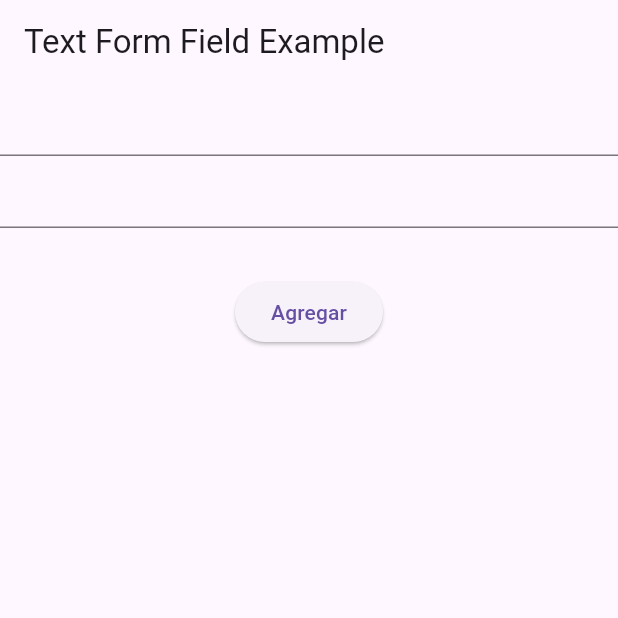
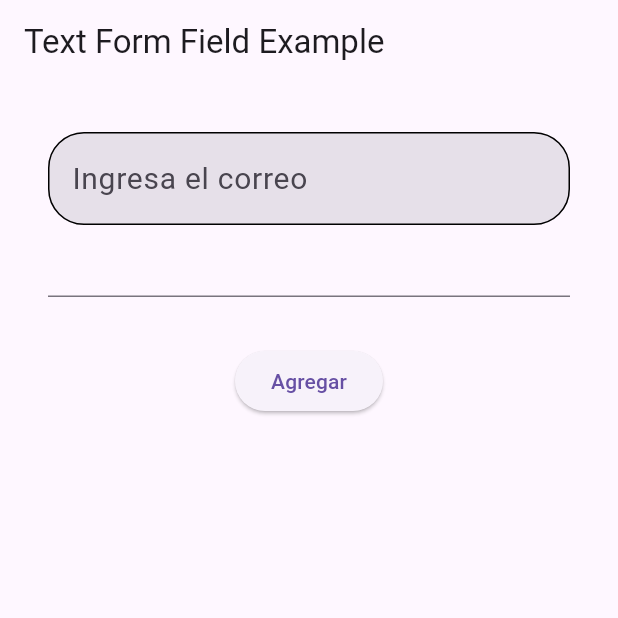
Before and after one commit to fr4nsgallegos/recetasappG8, a Flutter app: the screen it shows after launch, on a phone screen of 412 x 824 dp, the top half of it. Run offline on Flutter 3.47's test engine with Material 3 defaults, Android fonts, the phone set to English and light mode, and no system bars.

Commit message:
textformfield

```diff
--- a/lib/pages/textformfield_example_page.dart
+++ b/lib/pages/textformfield_example_page.dart
@@ -2,7 +2,7 @@ import 'package:flutter/material.dart';
 
 class TextFormFieldExamplePage extends StatelessWidget {
   final _formKey = GlobalKey<FormState>();
-  TextEditingController titleController = new TextEditingController();
+  TextEditingController emailController = new TextEditingController();
   TextEditingController titleController2 = new TextEditingController();
   String? _errorTitleText;
 
@@ -26,16 +26,35 @@ class TextFormFieldExamplePage extends StatelessWidget {
       appBar: AppBar(
         title: Text("Text Form Field Example"),
       ),
-      body: MediaQuery(
+      body: Padding(
+        padding: const EdgeInsets.all(16.0),
+        child: MediaQuery(
           data: MediaQuery.of(context).copyWith(textScaleFactor: 1.0),
           child: Center(
+            child: Padding(
+              padding: const EdgeInsets.all(16.0),
               child: Form(
                 key: _formKey,
                 child: Column(
                   children: [
                     TextFormField(
+                      decoration: InputDecoration(
+                        hintText: "Ingresa el correo",
+                        filled: true,
+                        enabledBorder: OutlineInputBorder(
+                          borderRadius: BorderRadius.circular(24),
+                        ),
+                        focusedBorder: OutlineInputBorder(
+                          borderRadius: BorderRadius.circular(24),
+                        ),
+                        errorBorder: OutlineInputBorder(
+                          borderRadius: BorderRadius.circular(24),
+                          borderSide: BorderSide.none,
+                        ),
+                        // errorText: "errrrorrrr",
+                      ),
                       style: TextStyle(fontSize: 20),
-                  controller: titleController,
+                      controller: emailController,
                       validator: (value) {
                         if (value == null || value.isEmpty) {
                           return "Por favor, ingresa algun texto";
@@ -89,6 +108,8 @@ class TextFormFieldExamplePage extends StatelessWidget {
               ),
             ),
           ),
+        ),
+      ),
     );
   }
 }
```
Lines whose indentation alone changed are shown as unchanged.
